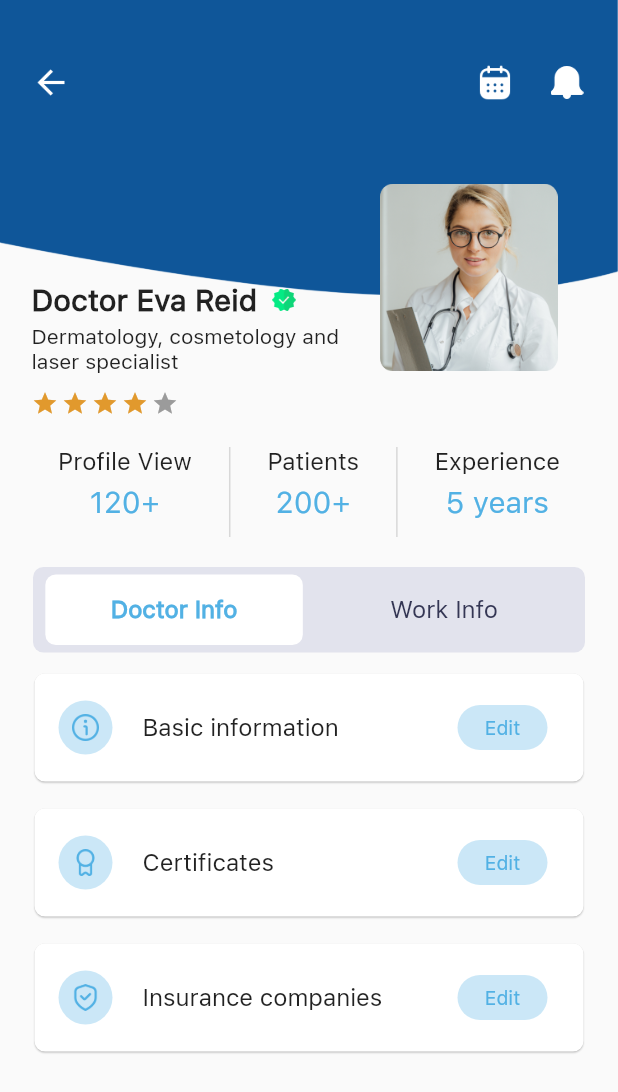
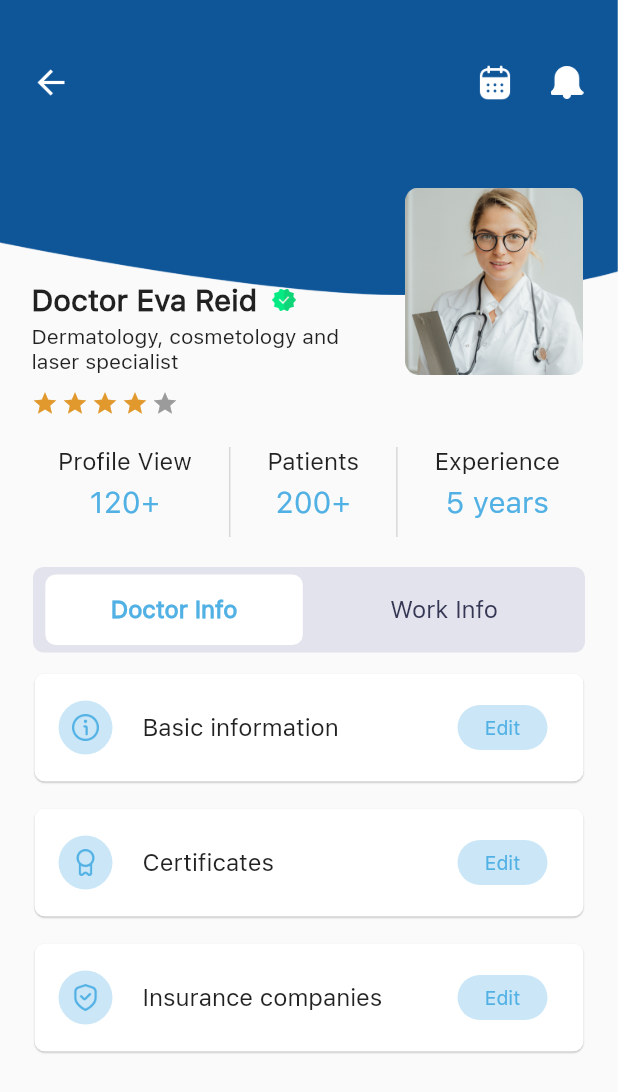
Before and after one commit to diaaAlterh/willow, a Flutter app: the screen it shows after launch, after a tap on "Upcoming", after a tap on "Accepted", after a tap on "Doctor Eva Reid", on a phone screen of 412 x 824 dp. Shown: the top 1092 px of the screen. Run offline on Flutter 3.47's test engine with Material 2 defaults, Android fonts, the phone set to English and light mode, and no system bars; drawn by our look-alikes of flutter_rating_bar; our stand-ins replace dio, flutter_staggered_animations, fluttertoast, rxdart.

Commit message:
making the app more responsive

```diff
--- a/lib/ui/doctor_info_page.dart
+++ b/lib/ui/doctor_info_page.dart
@@ -127,8 +127,8 @@ class _DoctorInfoPageState extends State<DoctorInfoPage> {
     return Column(
       children: [
         Stack(
-          alignment: Alignment.bottomCenter,
           children: [
+            const SizedBox(height: 250,),
             Stack(
               alignment: Alignment.topCenter,
               children: [
@@ -138,6 +138,7 @@ class _DoctorInfoPageState extends State<DoctorInfoPage> {
                   child: Image.asset(
                     AppImages.appBarBackground,
                     width: MediaQuery.of(context).size.width,
+                    fit: BoxFit.fill,
                   ),
                   // color: Colors.black,
                 ),
@@ -187,11 +188,24 @@ class _DoctorInfoPageState extends State<DoctorInfoPage> {
                 )
               ],
             ),
+            Container(
+              // color: Colors.yellow,
+              alignment: Alignment.bottomRight,
+              margin: const EdgeInsets.only(right: 20),
+              height: MediaQuery.of(context).orientation == Orientation.portrait?250:300,
+              child: SizedBox(
+                height: 125,
+                width: 125,
+                child: Hero(
+                    tag: 'userPhoto${widget.index}',
+                    child: Image.asset(AppImages.placeholder)),
+              ),
+            ),
             Row(
               children: [
                 SizedBox(
                   width: 250,
-                  height: 130,
+                  height: MediaQuery.of(context).orientation == Orientation.portrait?250:300,
                   child: Column(
                     mainAxisAlignment: MainAxisAlignment.end,
                     children: [
@@ -227,15 +241,9 @@ class _DoctorInfoPageState extends State<DoctorInfoPage> {
                     ],
                   ),
                 ),
-                SizedBox(
-                  height: 125,
-                  width: 125,
-                  child: Hero(
-                      tag: 'userPhoto${widget.index}',
-                      child: Image.asset(AppImages.placeholder)),
-                ),
               ],
             )
+
           ],
         ),
         const SizedBox(
```
